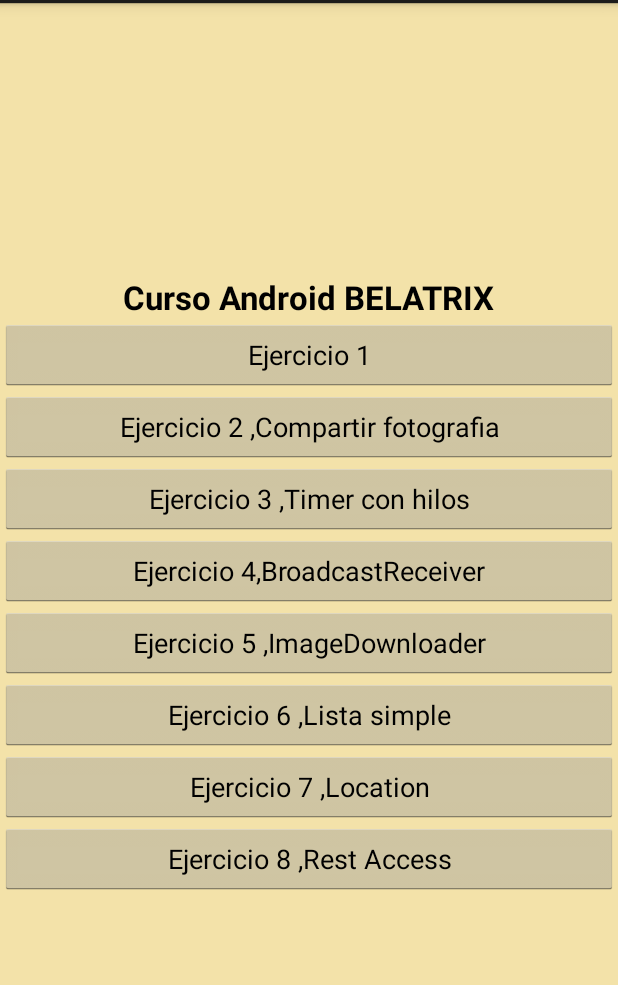
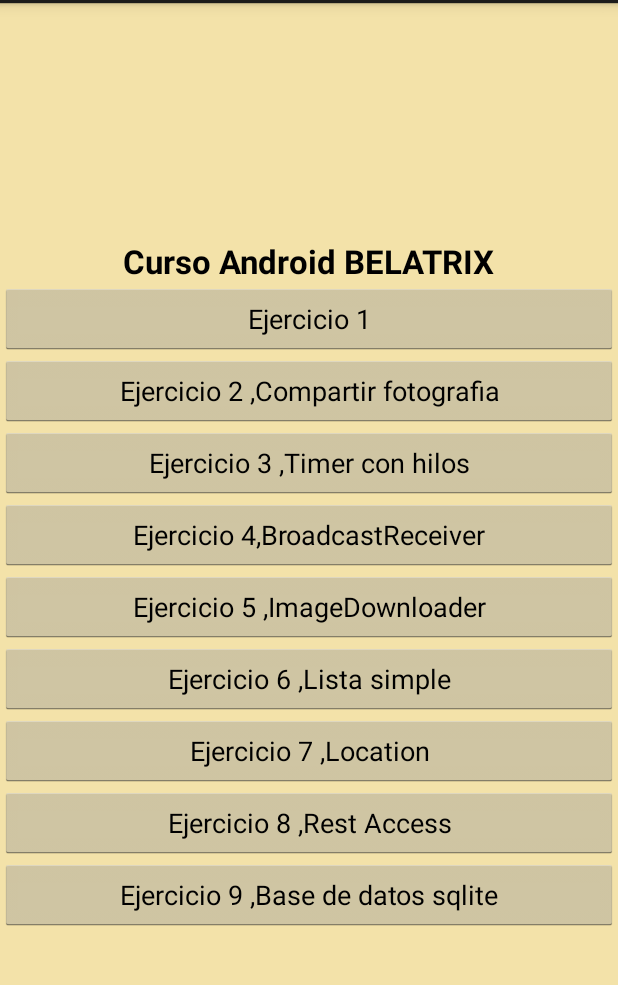
Before and after one commit to anissval/AnahiValdiviezo.cursoAndroid, an Android app: the screen it shows after launch (MainActivity), on a phone screen of 412 x 824 dp, the part 69-1054 px from its top. Run offline under Robolectric (Android 15) with nearby library versions, the phone set to English and light mode, and no system bars.

Commit message:
correction in db creation

```diff
--- a/app/src/main/AndroidManifest.xml
+++ b/app/src/main/AndroidManifest.xml
@@ -12,6 +12,7 @@
     <uses-permission android:name="android.permission.WAKE_LOCK" />
     <uses-permission android:name="android.permission.INTERNET" />
     <uses-permission android:name="android.permission.ACCESS_FINE_LOCATION" />
+    <uses-permission android:name="android.permission.ACCESS_COARSE_LOCATION" />
 
 
     <application
--- a/app/src/main/java/com/valdiviezo/aniss/anahivaldiviezocursoandroid/IntegrantesCursorAdapter.java
+++ b/app/src/main/java/com/valdiviezo/aniss/anahivaldiviezocursoandroid/IntegrantesCursorAdapter.java
@@ -19,6 +19,7 @@ public class IntegrantesCursorAdapter extends CursorAdapter {
 
     public IntegrantesCursorAdapter(Context context, Cursor c) throws SQLException {
         super(context, c);
+        //abre la db
         dbAdapter = new IntegrantesDbAdapter(context);
         dbAdapter.abrir();
     }
--- a/app/src/main/java/com/valdiviezo/aniss/anahivaldiviezocursoandroid/IntegrantesDbHelper.java
+++ b/app/src/main/java/com/valdiviezo/aniss/anahivaldiviezocursoandroid/IntegrantesDbHelper.java
@@ -33,7 +33,7 @@ public class IntegrantesDbHelper extends SQLiteOpenHelper {
                 " int_nombre TEXT NOT NULL, " +
                 " int_apellido TEXT, " +
                 " int_direccion TEXT," +
-                " int_foto TEXT,");
+                " int_foto TEXT)");
 
         db.execSQL( "CREATE UNIQUE INDEX int_nombre ON INTEGRANTES(int_nombre ASC)" );
 
--- a/app/src/main/java/com/valdiviezo/aniss/anahivaldiviezocursoandroid/MainActivity.java
+++ b/app/src/main/java/com/valdiviezo/aniss/anahivaldiviezocursoandroid/MainActivity.java
@@ -30,8 +30,10 @@ public class MainActivity extends Activity{
     private Button button_6;
     private Button button_7;
     private Button button_8;
+    private Button button_9;
     int time= 1000;
 
+    MyBroadcastReceiver mybroadcast;
     private final int PICTURE_REQUEST_CODE = 2;
     private String fileName;
 
@@ -40,7 +42,7 @@ public class MainActivity extends Activity{
     protected void onCreate(Bundle savedInstanceState) {
         super.onCreate(savedInstanceState);
         setContentView(R.layout.activity_main);
-        MyBroadcastReceiver mybroadcast = new MyBroadcastReceiver();
+        mybroadcast = new MyBroadcastReceiver();
         registerReceiver(mybroadcast, new IntentFilter(Intent.ACTION_SCREEN_ON));
         registerReceiver(mybroadcast, new IntentFilter(Intent.ACTION_SCREEN_OFF));
 
@@ -116,9 +118,30 @@ public class MainActivity extends Activity{
             }
         });
 
+        button_9 = (Button) findViewById(R.id.button9);
+        button_9.setOnClickListener(new View.OnClickListener() {
+            @Override
+            public void onClick(View view) {
+                Intent i = new Intent(getApplicationContext(),IntegrantesListActivity.class);
+                startActivity(i);
+
+            }
+        });
 
     }
 
+    @Override
+    protected void onStop() {
+
+        super.onStop();
+
+    }
+
+    @Override
+    protected void onDestroy() {
+        this.unregisterReceiver(mybroadcast);
+        super.onDestroy();
+    }
 
     @Override
     public boolean onCreateOptionsMenu(Menu menu) {
--- a/app/src/main/res/layout/activity_main.xml
+++ b/app/src/main/res/layout/activity_main.xml
@@ -64,4 +64,9 @@
         android:layout_height="wrap_content"
         android:text="Ejercicio 8 ,Rest Access"
         android:id="@+id/button8" />
+    <Button
+        android:layout_width="fill_parent"
+        android:layout_height="wrap_content"
+        android:text="Ejercicio 9 ,Base de datos sqlite"
+        android:id="@+id/button9" />
 </LinearLayout>
```
Also changed, not shown: app/src/main/java/com/valdiviezo/aniss/anahivaldiviezocursoandroid/ui/LocationActivity.java (+22 -11 lines).
